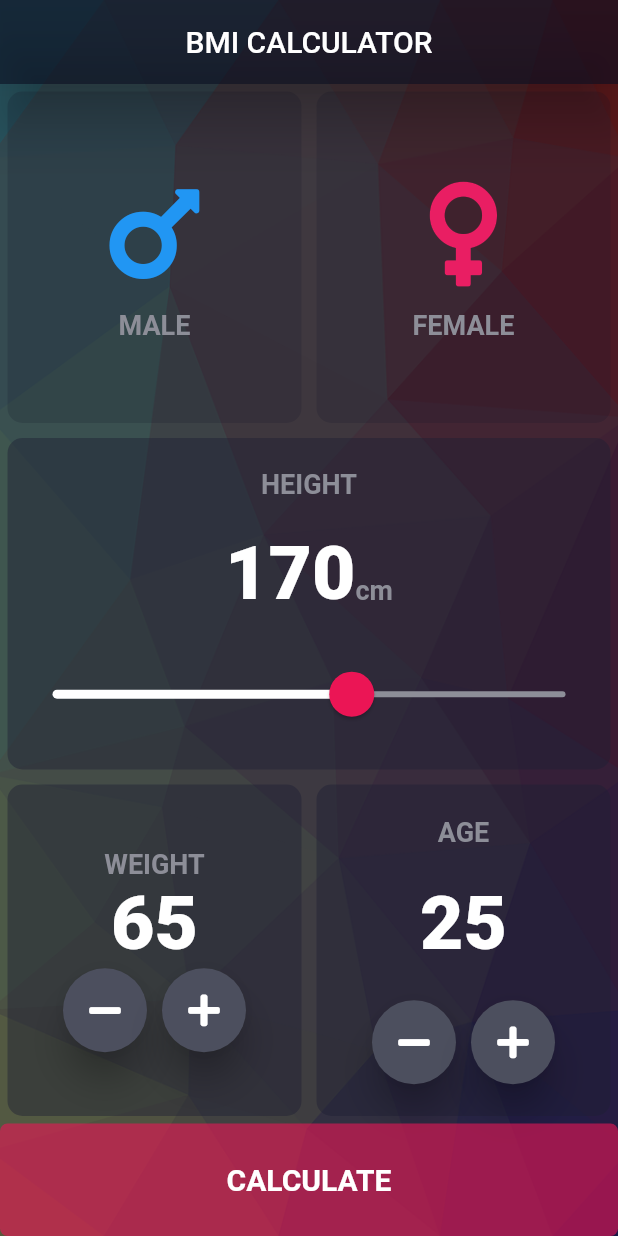
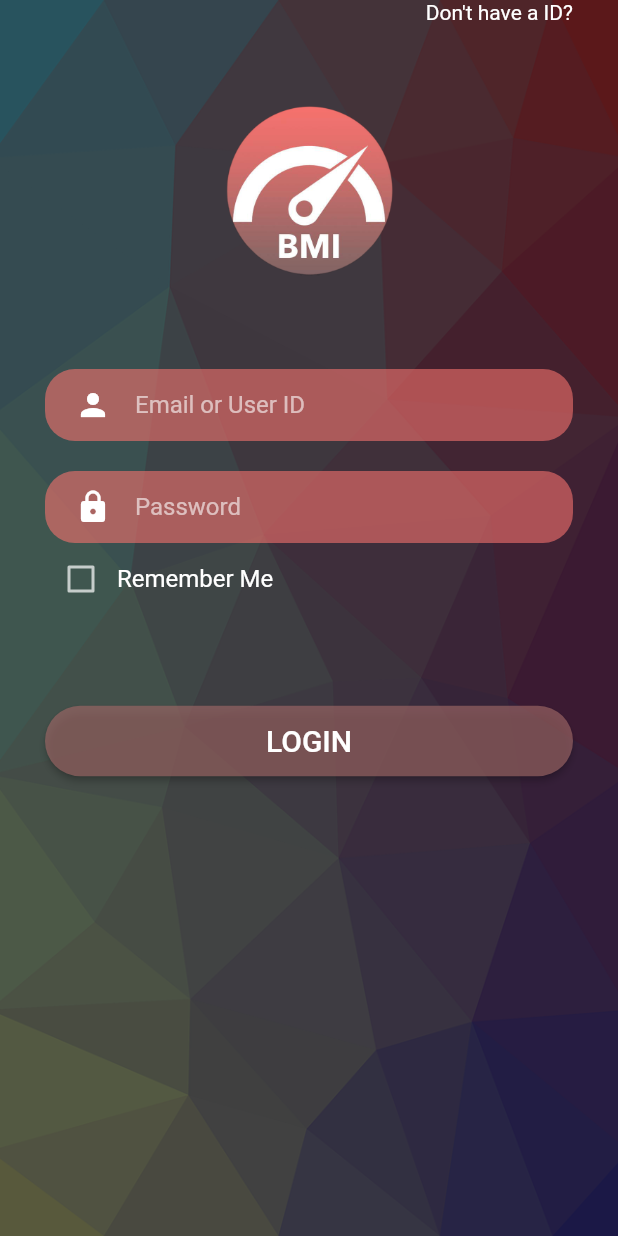
Before and after one commit to ns-torun/bmi_calculator, a Flutter app: the screen it shows after launch, on a phone screen of 412 x 824 dp. Run offline on Flutter 3.47's test engine with Material 2 defaults, Android fonts, the phone set to English and light mode, and no system bars; our stand-ins replace font_awesome_flutter.

Commit message:
new addition

```diff
--- /dev/null
+++ b/lib/pages/login_page.dart
@@ -0,0 +1,138 @@
+import 'package:flutter/material.dart';
+import './signup_page.dart';
+import './user_input.dart';
+
+class LoginPage extends StatefulWidget {
+  const LoginPage({Key? key}) : super(key: key);
+
+  @override
+  _LoginPageState createState() => _LoginPageState();
+}
+
+class _LoginPageState extends State<LoginPage> {
+  bool checkBoxState = false;
+
+  @override
+  Widget build(BuildContext context) {
+    return Container(
+      decoration: BoxDecoration(
+        image: DecorationImage(
+          image: const AssetImage('images/back.png'),
+          fit: BoxFit.cover,
+          colorFilter: ColorFilter.mode(
+            Colors.black12.withOpacity(0.6),
+            BlendMode.darken,
+          ),
+        ),
+      ),
+      child: Scaffold(
+        backgroundColor: Colors.transparent,
+        body: SafeArea(
+          child: Container(
+            margin: const EdgeInsets.symmetric(horizontal: 30),
+            child: ListView(
+              children: [
+                GestureDetector(
+                  child: const Text('Don\'t have a ID?',
+                      textAlign: TextAlign.right),
+                  onTap: () {
+                    setState(() {
+                      Navigator.push(
+                        context,
+                        MaterialPageRoute(
+                            builder: (context) => const SignUpPage()),
+                      );
+                    });
+                  },
+                ),
+                const SizedBox(height: 50),
+                Column(
+                  crossAxisAlignment: CrossAxisAlignment.stretch,
+                  children: [
+                    const Image(
+                      image: AssetImage('images/bmi_logo.png'),
+                      width: 120,
+                      height: 120,
+                    ),
+                    const SizedBox(height: 60),
+                    Container(
+                      padding: const EdgeInsets.symmetric(horizontal: 20),
+                      decoration: BoxDecoration(
+                        color: const Color(0x99F4716D),
+                        borderRadius: BorderRadius.circular(20),
+                      ),
+                      child: const TextField(
+                        decoration: InputDecoration(
+                          icon: Icon(
+                            Icons.person,
+                            color: Colors.white,
+                          ),
+                          hintText: 'Email or User ID',
+                          border: InputBorder.none,
+                        ),
+                      ),
+                    ),
+                    const SizedBox(height: 20),
+                    Container(
+                      padding: const EdgeInsets.symmetric(horizontal: 20),
+                      decoration: BoxDecoration(
+                        color: const Color(0x99F4716D),
+                        borderRadius: BorderRadius.circular(20),
+                      ),
+                      child: const TextField(
+                        decoration: InputDecoration(
+                          icon: Icon(
+                            Icons.lock,
+                            color: Colors.white,
+                          ),
+                          hintText: 'Password',
+                          border: InputBorder.none,
+                        ),
+                      ),
+                    ),
+                    Row(
+                      children: [
+                        Checkbox(
+                          activeColor: const Color(0xFFB96B6B),
+                          value: checkBoxState,
+                          onChanged: (newValue) {
+                            setState(() {
+                              checkBoxState = newValue!;
+                            });
+                          },
+                        ),
+                        const Text(
+                          'Remember Me',
+                          style: TextStyle(fontSize: 16),
+                        ),
+                      ],
+                    ),
+                    const SizedBox(height: 60),
+                    ElevatedButton(
+                      onPressed: () {
+                        setState(() {
+                          Navigator.pushReplacement(
+                            context,
+                            MaterialPageRoute(
+                                builder: (context) => const UserInput()),
+                          );
+                        });
+                      },
+                      child:
+                          const Text('LOGIN', style: TextStyle(fontSize: 20)),
+                      style: ElevatedButton.styleFrom(
+                        primary: const Color(0xA99D6766),
+                        padding: const EdgeInsets.all(12),
+                        shape: const StadiumBorder(),
+                      ),
+                    ),
+                  ],
+                ),
+              ],
+            ),
+          ),
+        ),
+      ),
+    );
+  }
+}
--- a/pubspec.yaml
+++ b/pubspec.yaml
@@ -3,7 +3,7 @@ description: A new Flutter project.
 
 # The following line prevents the package from being accidentally published to
 # pub.dev using `flutter pub publish`. This is preferred for private packages.
-publish_to: 'none' # Remove this line if you wish to publish to pub.dev
+publish_to: "none" # Remove this line if you wish to publish to pub.dev
 
 # The following defines the version and build number for your application.
 # A version number is three numbers separated by dots, like 1.2.43
@@ -30,11 +30,11 @@ dependencies:
   flutter:
     sdk: flutter
 
-
   # The following adds the Cupertino Icons font to your application.
   # Use with the CupertinoIcons class for iOS style icons.
   cupertino_icons: ^1.0.2
   font_awesome_flutter: ^9.1.0
+  flutter_spinkit: ^5.1.0
 
 dev_dependencies:
   flutter_test:
@@ -52,7 +52,6 @@ dev_dependencies:
 
 # The following section is specific to Flutter.
 flutter:
-
   # The following line ensures that the Material Icons font is
   # included with your application, so that you can use the icons in
   # the material Icons class.
```
Also changed, not shown: lib/pages/signup_page.dart (added, +147 -0 lines), lib/pages/splash_screen.dart (+5 -5 lines), pubspec.lock.
